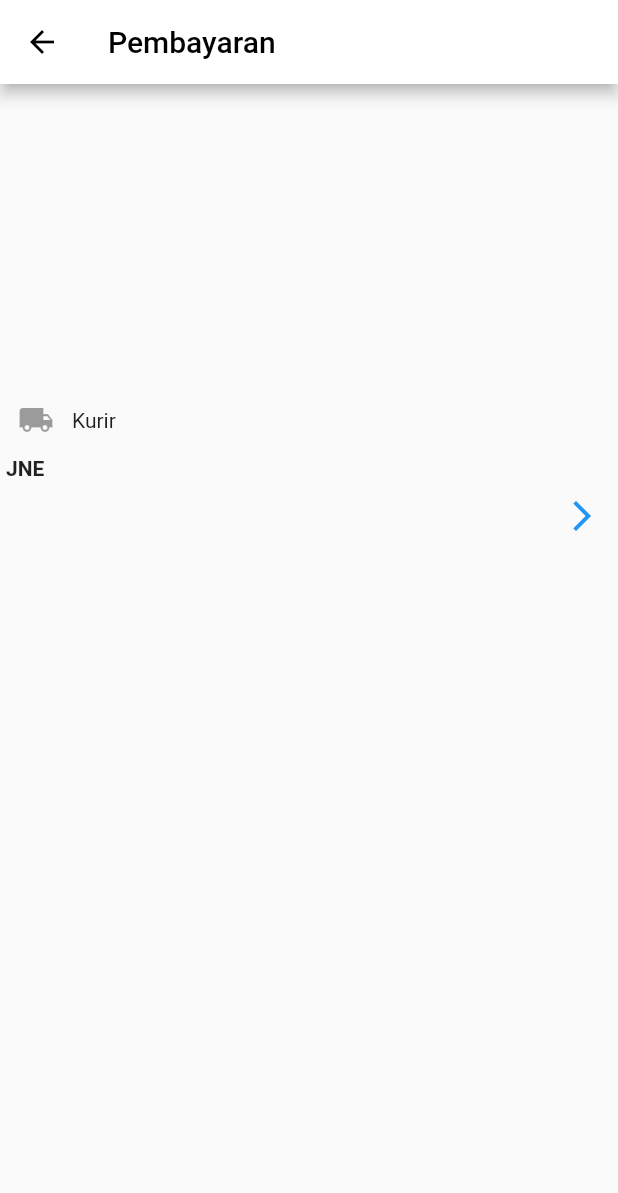
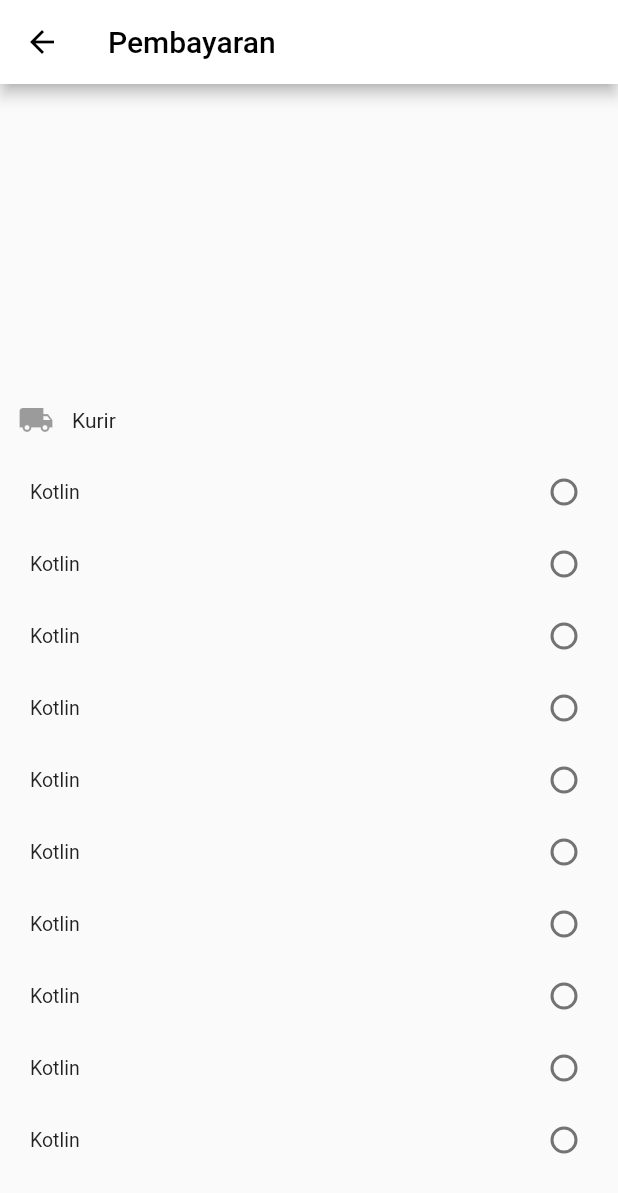
Before and after one commit to ron2618/siplah_jpmall, a Flutter app: the PembayaranState screen opened directly, on a phone screen of 412 x 824 dp. Shown: the top 1193 px of the screen. Run offline on Flutter 3.47's test engine with Material 2 defaults, Android fonts, the phone set to English and light mode, and no system bars; our stand-ins replace carousel_slider, flutter_html, geolocator, image_picker, pull_to_refresh, rxdart and 1 more; missing offline and left inert: flutter_sidekick; accounts and stored records are empty; network calls fail.

Commit message:
push siang

```diff
--- a/lib/src/ui/pembayaran.dart
+++ b/lib/src/ui/pembayaran.dart
@@ -1,5 +1,6 @@
 import 'dart:convert';
 
+import 'package:flutter/cupertino.dart';
 import 'package:flutter/material.dart';
 import 'package:shared_preferences/shared_preferences.dart';
 import 'package:siplah_jpmall/src/ui/alamatpemesan.dart';
@@ -122,11 +123,13 @@ class _PembayaranState extends State<PembayaranState> {
     });
   }
 
+  String _selectedValue;
+  int _rgProgramming = -1;
   @override
   Widget build(BuildContext context) {
     getCredential();
     getAlamatData();
-
+    getKurir_Jne();
     return Scaffold(
       appBar: AppBar(
         backgroundColor: Colors.white,
@@ -371,34 +374,53 @@ class _PembayaranState extends State<PembayaranState> {
                         Column(
                           children: <Widget>[
                             Container(
-                              height: 100,
+                              height: 800,
                               child: ListView.builder(
-                                itemCount: 1,
+                                itemCount: 10,
                                 itemBuilder: (context, i) {
+                                  final List<RadioGroup> _programmingList = [
+                                    RadioGroup(index: 1, text: "Kotlin"),
+                                    // RadioGroup(index: 2, text: "Swift"),
+                                    // RadioGroup(index: 3, text: "Flutter"),
+                                    // RadioGroup(index: 4, text: "Java"),
+                                    // RadioGroup(index: 5, text: "React Native"),
+                                  ];
+
                                   return Padding(
                                       padding: const EdgeInsets.only(left: 4.0),
-                                      child: Column(children: <Widget>[
-                                        Row(
-                                          children: <Widget>[
-                                            Text(
-                                              "JNE",
-                                              style: TextStyle(
-                                                  fontSize: 14,
-                                                  fontWeight: FontWeight.bold),
-                                            ),
-                                          ],
-                                        ),
-                                        Align(
-                                            alignment: Alignment.centerRight,
-                                            child: Container(
-                                              child: IconButton(
-                                                icon: Icon(
-                                                  Icons.arrow_forward_ios,
-                                                  color: Colors.blue,
-                                                ),
-                                              ),
-                                            ))
-                                      ]));
+                                      child: Column(
+                                        children: _programmingList
+                                            .map((programming) => RadioListTile(
+                                                  title: Text(programming.text),
+                                                  value: programming.index,
+                                                  groupValue: _rgProgramming,
+                                                  controlAffinity:
+                                                      ListTileControlAffinity
+                                                          .trailing,
+                                                  dense: true,
+                                                  onChanged: (value) {
+                                                    setState(() {
+                                                      _rgProgramming = value;
+                                                      _selectedValue =
+                                                          programming.text;
+                                                    });
+                                                  },
+                                                ))
+                                            .toList(),
+                                        // <Widget>[
+                                        //   Column(
+                                        //     children: <Widget>[
+                                        //       RadioListTile(
+                                        //         title: Text("Number $i"),
+                                        //         value: i,
+                                        //         groupValue: value,
+                                        //         onChanged: (ind) =>
+                                        //             setState(() => value = ind),
+                                        //       ),
+                                        //     ],
+                                        //   ),
+                                        // ]
+                                      ));
                                 },
                               ),
                             )
--- a/pubspec.yaml
+++ b/pubspec.yaml
@@ -29,8 +29,8 @@ dependencies:
   http: ^0.12.0+2
   rxdart: ^0.18.1
   shared_preferences: 0.5.3
-  url_launcher: ^3.0.0
-  flutter_webview_plugin: ^0.2.1+2
+  #url_launcher: ^3.0.0
+  #flutter_webview_plugin: ^0.2.1+2
   geolocator: ^5.1.3
   image_picker: ^0.6.2+1
   flutter_html: ^0.8.1
```
Also changed, not shown: lib/src/ui/kurir.dart (+41 -6 lines), lib/src/ui/page_profile.dart (+0 -71 lines), pubspec.lock.
